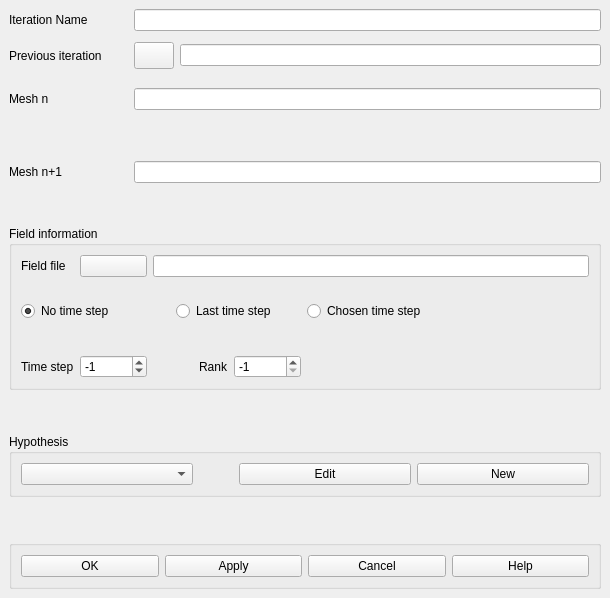
The window that src/HOMARDGUI/CreateIteration.ui (jschueller/homard) describes before a commit, drawn with Qt 5.
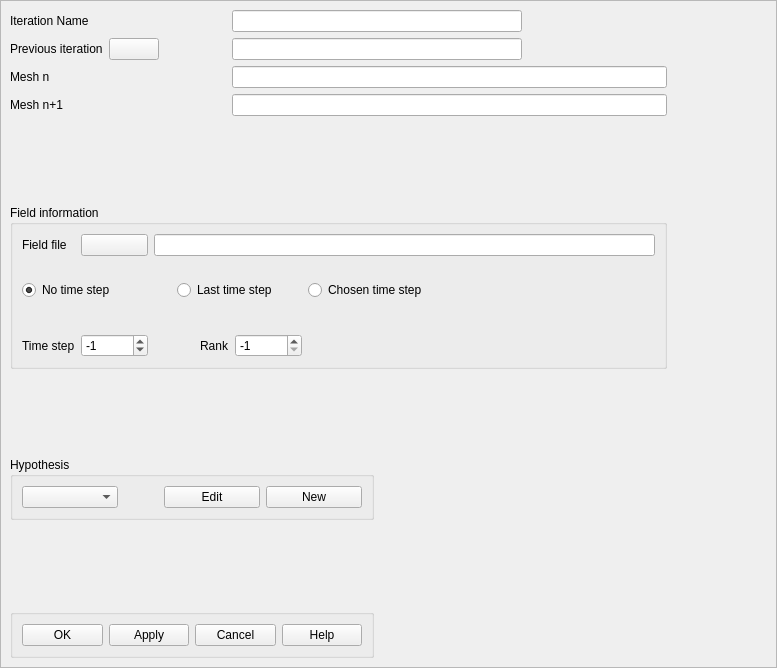
The same window after the commit.

```diff
--- a/src/HOMARDGUI/CreateIteration.ui
+++ b/src/HOMARDGUI/CreateIteration.ui
@@ -1,26 +1,252 @@
 <?xml version="1.0" encoding="UTF-8"?>
 <ui version="4.0">
  <class>CreateIteration</class>
- <widget class="QWidget" name="CreateIteration">
+ <widget class="QScrollArea" name="CreateIteration">
   <property name="geometry">
    <rect>
     <x>0</x>
     <y>0</y>
-    <width>610</width>
-    <height>598</height>
+    <width>777</width>
+    <height>668</height>
    </rect>
   </property>
+  <property name="sizePolicy">
+   <sizepolicy hsizetype="Preferred" vsizetype="Preferred">
+    <horstretch>0</horstretch>
+    <verstretch>0</verstretch>
+   </sizepolicy>
+  </property>
+  <property name="minimumSize">
+   <size>
+    <width>750</width>
+    <height>400</height>
+   </size>
+  </property>
+  <property name="sizeIncrement">
+   <size>
+    <width>1</width>
+    <height>1</height>
+   </size>
+  </property>
+  <property name="baseSize">
+   <size>
+    <width>750</width>
+    <height>400</height>
+   </size>
+  </property>
   <property name="windowTitle">
    <string>Create an iteration</string>
   </property>
-  <layout class="QGridLayout">
-   <property name="margin">
-    <number>9</number>
-   </property>
-   <property name="spacing">
-    <number>6</number>
+  <property name="widgetResizable">
+   <bool>true</bool>
+  </property>
+  <widget class="QWidget" name="scrollAreaWidgetContents">
+   <property name="geometry">
+    <rect>
+     <x>0</x>
+     <y>0</y>
+     <width>773</width>
+     <height>664</height>
+    </rect>
    </property>
-   <item row="6" column="0" colspan="4">
+   <property name="sizeGripEnabled" stdset="0">
+    <bool>true</bool>
+   </property>
+   <layout class="QGridLayout" name="gridLayout">
+    <item row="0" column="0" colspan="2">
+     <widget class="QLabel" name="Iteration_Name">
+      <property name="text">
+       <string>Iteration Name</string>
+      </property>
+     </widget>
+    </item>
+    <item row="0" column="2">
+     <spacer name="horizontalSpacer_6">
+      <property name="orientation">
+       <enum>Qt::Horizontal</enum>
+      </property>
+      <property name="sizeHint" stdset="0">
+       <size>
+        <width>117</width>
+        <height>20</height>
+       </size>
+      </property>
+     </spacer>
+    </item>
+    <item row="0" column="3" colspan="2">
+     <widget class="QLineEdit" name="LEName">
+      <property name="minimumSize">
+       <size>
+        <width>290</width>
+        <height>21</height>
+       </size>
+      </property>
+      <property name="maxLength">
+       <number>64</number>
+      </property>
+     </widget>
+    </item>
+    <item row="0" column="5">
+     <spacer name="horizontalSpacer_3">
+      <property name="orientation">
+       <enum>Qt::Horizontal</enum>
+      </property>
+      <property name="sizeHint" stdset="0">
+       <size>
+        <width>40</width>
+        <height>20</height>
+       </size>
+      </property>
+     </spacer>
+    </item>
+    <item row="1" column="0" colspan="2">
+     <widget class="QLabel" name="Iter_Parent">
+      <property name="text">
+       <string>Previous iteration</string>
+      </property>
+     </widget>
+    </item>
+    <item row="1" column="2">
+     <widget class="QPushButton" name="PBIterParent">
+      <property name="enabled">
+       <bool>true</bool>
+      </property>
+      <property name="maximumSize">
+       <size>
+        <width>50</width>
+        <height>27</height>
+       </size>
+      </property>
+      <property name="text">
+       <string/>
+      </property>
+     </widget>
+    </item>
+    <item row="1" column="3" colspan="2">
+     <widget class="QLineEdit" name="LEIterationParentName">
+      <property name="minimumSize">
+       <size>
+        <width>0</width>
+        <height>21</height>
+       </size>
+      </property>
+      <property name="maxLength">
+       <number>64</number>
+      </property>
+      <property name="readOnly">
+       <bool>true</bool>
+      </property>
+     </widget>
+    </item>
+    <item row="2" column="0">
+     <widget class="QLabel" name="Mesh_n">
+      <property name="text">
+       <string>Mesh n</string>
+      </property>
+     </widget>
+    </item>
+    <item row="2" column="2">
+     <spacer name="horizontalSpacer_7">
+      <property name="orientation">
+       <enum>Qt::Horizontal</enum>
+      </property>
+      <property name="sizeHint" stdset="0">
+       <size>
+        <width>117</width>
+        <height>20</height>
+       </size>
+      </property>
+     </spacer>
+    </item>
+    <item row="2" column="3" colspan="3">
+     <widget class="QLineEdit" name="LEMeshName_n">
+      <property name="minimumSize">
+       <size>
+        <width>290</width>
+        <height>21</height>
+       </size>
+      </property>
+      <property name="maxLength">
+       <number>64</number>
+      </property>
+      <property name="readOnly">
+       <bool>true</bool>
+      </property>
+     </widget>
+    </item>
+    <item row="2" column="6">
+     <spacer name="horizontalSpacer_4">
+      <property name="orientation">
+       <enum>Qt::Horizontal</enum>
+      </property>
+      <property name="sizeHint" stdset="0">
+       <size>
+        <width>40</width>
+        <height>20</height>
+       </size>
+      </property>
+     </spacer>
+    </item>
+    <item row="3" column="0" colspan="2">
+     <widget class="QLabel" name="Mesh_np1">
+      <property name="text">
+       <string>Mesh n+1</string>
+      </property>
+     </widget>
+    </item>
+    <item row="3" column="2">
+     <spacer name="horizontalSpacer_8">
+      <property name="orientation">
+       <enum>Qt::Horizontal</enum>
+      </property>
+      <property name="sizeHint" stdset="0">
+       <size>
+        <width>117</width>
+        <height>20</height>
+       </size>
+      </property>
+     </spacer>
+    </item>
+    <item row="3" column="3" colspan="3">
+     <widget class="QLineEdit" name="LEMeshName_np1">
+      <property name="minimumSize">
+       <size>
+        <width>290</width>
+        <height>21</height>
+       </size>
+      </property>
+      <property name="maxLength">
+       <number>64</number>
+      </property>
+     </widget>
+    </item>
+    <item row="3" column="6">
+     <spacer name="horizontalSpacer_5">
+      <property name="orientation">
+       <enum>Qt::Horizontal</enum>
+      </property>
+      <property name="sizeHint" stdset="0">
+       <size>
+        <width>40</width>
+        <height>20</height>
+       </size>
+      </property>
+     </spacer>
+    </item>
+    <item row="4" column="0">
+     <spacer name="verticalSpacer">
+      <property name="orientation">
+       <enum>Qt::Vertical</enum>
+      </property>
+      <property name="sizeHint" stdset="0">
+       <size>
+        <width>20</width>
+        <height>62</height>
+       </size>
+      </property>
+     </spacer>
+    </item>
+    <item row="5" column="0" colspan="6">
     <widget class="QGroupBox" name="GBField">
      <property name="title">
       <string>Field information</string>
@@ -184,86 +410,20 @@
      </layout>
     </widget>
    </item>
-   <item row="0" column="0" colspan="2">
-    <widget class="QLabel" name="Iteration_Name">
-     <property name="text">
-      <string>Iteration Name</string>
-     </property>
-    </widget>
-   </item>
-   <item row="0" column="2" colspan="2">
-    <widget class="QLineEdit" name="LEName">
-     <property name="minimumSize">
-      <size>
-       <width>290</width>
-       <height>21</height>
-      </size>
-     </property>
-     <property name="maxLength">
-      <number>200</number>
-     </property>
-    </widget>
-   </item>
-   <item row="1" column="0">
-    <widget class="QLabel" name="Iter_Parent">
-     <property name="text">
-      <string>Previous iteration</string>
-     </property>
-    </widget>
-   </item>
-   <item row="1" column="1">
-    <spacer>
+    <item row="5" column="6">
+     <spacer name="horizontalSpacer_10">
      <property name="orientation">
-      <enum>Qt::Vertical</enum>
+       <enum>Qt::Horizontal</enum>
      </property>
      <property name="sizeHint" stdset="0">
       <size>
-       <width>20</width>
-       <height>24</height>
+        <width>69</width>
+        <height>20</height>
       </size>
      </property>
     </spacer>
    </item>
-   <item row="1" column="2">
-    <widget class="QPushButton" name="PBIterParent">
-     <property name="enabled">
-      <bool>true</bool>
-     </property>
-     <property name="maximumSize">
-      <size>
-       <width>50</width>
-       <height>27</height>
-      </size>
-     </property>
-     <property name="text">
-      <string/>
-     </property>
-    </widget>
-   </item>
-   <item row="1" column="3">
-    <widget class="QLineEdit" name="LEIterationParentName">
-     <property name="minimumSize">
-      <size>
-       <width>0</width>
-       <height>21</height>
-      </size>
-     </property>
-     <property name="maxLength">
-      <number>200</number>
-     </property>
-     <property name="readOnly">
-      <bool>true</bool>
-     </property>
-    </widget>
-   </item>
-   <item row="2" column="0">
-    <widget class="QLabel" name="Mesh_n">
-     <property name="text">
-      <string>Mesh n</string>
-     </property>
-    </widget>
-   </item>
-   <item row="2" column="1">
+    <item row="6" column="0">
     <spacer>
      <property name="orientation">
       <enum>Qt::Vertical</enum>
@@ -271,87 +431,12 @@
      <property name="sizeHint" stdset="0">
       <size>
        <width>20</width>
-       <height>21</height>
-      </size>
-     </property>
-    </spacer>
-   </item>
-   <item row="2" column="2" colspan="2">
-    <widget class="QLineEdit" name="LEMeshName_n">
-     <property name="minimumSize">
-      <size>
-       <width>290</width>
-       <height>21</height>
-      </size>
-     </property>
-     <property name="maxLength">
-      <number>32</number>
-     </property>
-     <property name="readOnly">
-      <bool>true</bool>
-     </property>
-    </widget>
-   </item>
-   <item row="3" column="1">
-    <spacer>
-     <property name="orientation">
-      <enum>Qt::Vertical</enum>
-     </property>
-     <property name="sizeHint" stdset="0">
-      <size>
-       <width>20</width>
        <height>22</height>
       </size>
      </property>
     </spacer>
    </item>
-   <item row="4" column="0" colspan="2">
-    <widget class="QLabel" name="Mesh_np1">
-     <property name="text">
-      <string>Mesh n+1</string>
-     </property>
-    </widget>
-   </item>
-   <item row="4" column="2" colspan="2">
-    <widget class="QLineEdit" name="LEMeshName_np1">
-     <property name="minimumSize">
-      <size>
-       <width>290</width>
-       <height>21</height>
-      </size>
-     </property>
-     <property name="maxLength">
-      <number>32</number>
-     </property>
-    </widget>
-   </item>
-   <item row="5" column="1">
-    <spacer>
-     <property name="orientation">
-      <enum>Qt::Vertical</enum>
-     </property>
-     <property name="sizeHint" stdset="0">
-      <size>
-       <width>20</width>
-       <height>21</height>
-      </size>
-     </property>
-    </spacer>
-   </item>
-   <item row="7" column="1">
-    <spacer>
-     <property name="orientation">
-      <enum>Qt::Vertical</enum>
-     </property>
-     <property name="sizeHint" stdset="0">
-      <size>
-       <width>20</width>
-       <height>22</height>
-      </size>
-     </property>
-    </spacer>
-   </item>
-   <item row="8" column="0" colspan="4">
+    <item row="7" column="0" colspan="4">
     <widget class="QGroupBox" name="Hypothese">
      <property name="title">
       <string>Hypothesis</string>
@@ -406,7 +491,20 @@
      </layout>
     </widget>
    </item>
-   <item row="9" column="0">
+    <item row="7" column="4" colspan="2">
+     <spacer name="horizontalSpacer_2">
+      <property name="orientation">
+       <enum>Qt::Horizontal</enum>
+      </property>
+      <property name="sizeHint" stdset="0">
+       <size>
+        <width>40</width>
+        <height>20</height>
+       </size>
+      </property>
+     </spacer>
+    </item>
+    <item row="8" column="1">
     <spacer>
      <property name="orientation">
       <enum>Qt::Vertical</enum>
@@ -419,7 +517,7 @@
      </property>
     </spacer>
    </item>
-   <item row="10" column="0" colspan="4">
+    <item row="9" column="0" colspan="4">
     <widget class="QGroupBox" name="GroupButtons">
      <property name="title">
       <string/>
@@ -468,7 +566,34 @@
      </layout>
     </widget>
    </item>
-  </layout>
+    <item row="9" column="4" colspan="2">
+     <spacer name="horizontalSpacer">
+      <property name="orientation">
+       <enum>Qt::Horizontal</enum>
+      </property>
+      <property name="sizeHint" stdset="0">
+       <size>
+        <width>40</width>
+        <height>20</height>
+       </size>
+      </property>
+     </spacer>
+    </item>
+    <item row="1" column="5">
+     <spacer name="horizontalSpacer_9">
+      <property name="orientation">
+       <enum>Qt::Horizontal</enum>
+      </property>
+      <property name="sizeHint" stdset="0">
+       <size>
+        <width>139</width>
+        <height>20</height>
+       </size>
+      </property>
+     </spacer>
+    </item>
+   </layout>
+  </widget>
  </widget>
  <resources/>
  <connections/>
```
Lines whose indentation alone changed are shown as unchanged.
